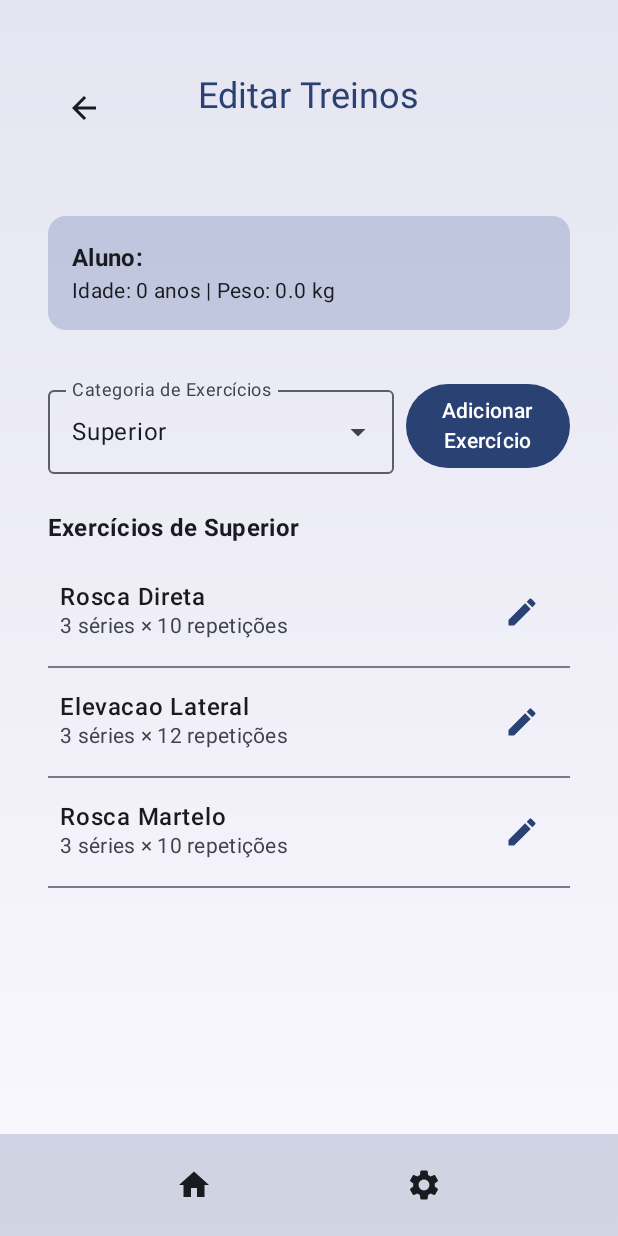
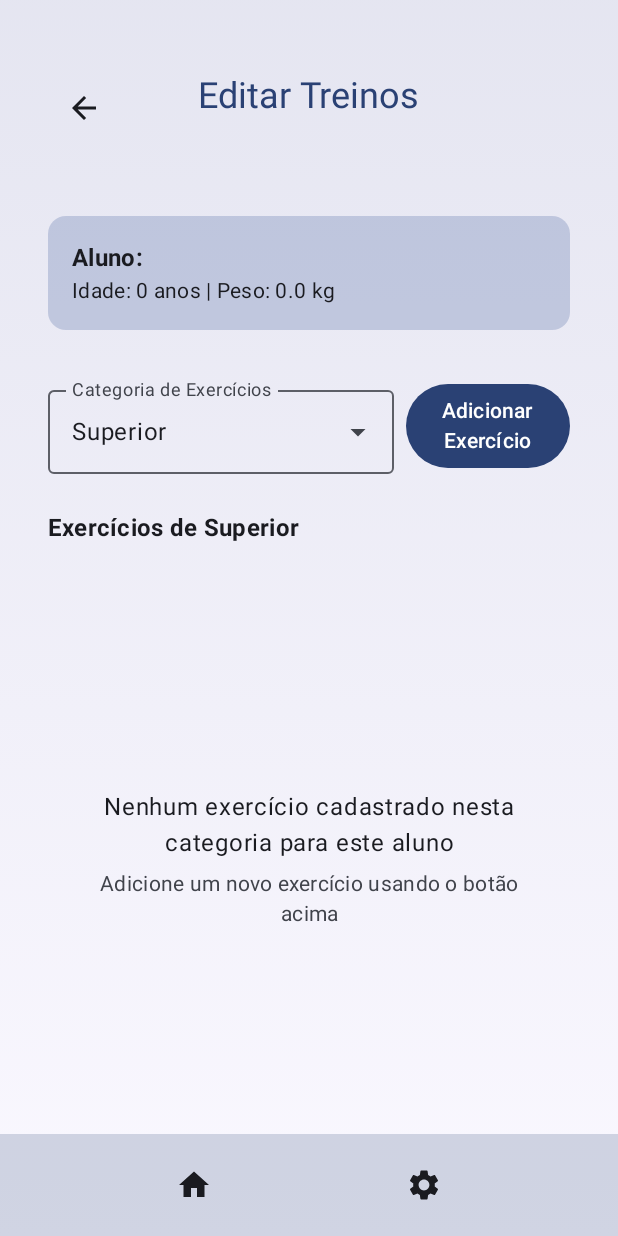
Before and after one commit to Eduardo-Lima-Dev/PowerFit, an Android app built with Jetpack Compose: the composable EditWorkoutsScreen called with empty values, on a phone screen of 412 x 824 dp. Run offline under Robolectric (Android 15) with nearby library versions, the phone set to English and light mode, and no system bars; our stand-ins replace Firebase (no records; nobody signed in at launch, a user with empty details on screens opened directly); 1 statement that could not run was skipped.

Commit message:
fix: alterado studentId de Int para String e atualizado o carregamento de exercícios para Firebase

```diff
--- a/app/src/main/java/com/example/powerfit/MainActivity.kt
+++ b/app/src/main/java/com/example/powerfit/MainActivity.kt
@@ -122,7 +122,7 @@ fun SetupNavHost(sharedViewModel: ExerciseViewModel, userSessionViewModel: UserS
             )
         }
         composable("editWorkouts/{studentId}") { backStackEntry ->
-            val studentId = backStackEntry.arguments?.getString("studentId")?.toIntOrNull() ?: 0
+            val studentId = backStackEntry.arguments?.getString("studentId") ?: ""
             EditWorkoutsScreen(
                 navController = navController,
                 studentId = studentId,
--- a/app/src/main/java/com/example/powerfit/controller/ExerciseController.kt
+++ b/app/src/main/java/com/example/powerfit/controller/ExerciseController.kt
@@ -3,88 +3,112 @@ package com.example.powerfit.controller
 import androidx.navigation.NavController
 import com.example.powerfit.model.Exercise
 import com.example.powerfit.model.ExerciseSet
+import com.google.firebase.firestore.FirebaseFirestore
+import kotlinx.coroutines.tasks.await
+import kotlinx.coroutines.flow.MutableStateFlow
+import kotlinx.coroutines.flow.asStateFlow
 
 class ExerciseController(private val navController: NavController) {
-    private val allExercises = listOf(
-        "Superior" to listOf(
-            Exercise(
-                id = "1",
-                name = "Rosca Direta",
-                category = "Superior",
-                videoUrl = "Q8TqfD8E7BU",
-                sets = listOf(ExerciseSet(sets = 3, reps = 10)),
-                description = "Rosca Direta é um exercício que trabalha os músculos do bíceps..."
-            ),
-            Exercise(
-                id = "2",
-                name = "Elevacao Lateral",
-                videoUrl = "video_id_2",
-                category = "Superior",
-                sets = listOf(ExerciseSet(sets = 3, reps = 12)),
-                description = "Elevação Lateral é um exercício que trabalha os músculos dos ombros..."
-            ),
-            Exercise(
-                id = "3",
-                name = "Rosca Martelo",
-                category = "Superior",
-                videoUrl = "video_id_3",
-                sets = listOf(ExerciseSet(sets = 3, reps = 10)),
-                description = "Rosca Martelo é um exercício de musculação que foca no bíceps e antebraço..."
-            )
-        ),
-        "Costas" to listOf(
-            Exercise(
-                id = "4",
-                name = "Remada Curva",
-                category = "Costas",
-                videoUrl = "video_id_4",
-                sets = listOf(ExerciseSet(sets = 3, reps = 10)),
-                description = "Remada Curva é um exercício que trabalha os músculos das costas..."
-            ),
-            Exercise(
-                id = "5",
-                name = "Flexao de Ombro",
-                category = "Costas",
-                videoUrl = "video_id_5",
-                sets = listOf(ExerciseSet(sets = 3, reps = 15)),
-                description = "Flexão de Ombro é um exercício que trabalha os músculos do ombro e parte superior das costas..."
-            )
-        ),
-        "Peito" to listOf(
-            Exercise(
-                id = "6",
-                name = "Supino Reto",
-                category = "Peito",
-                videoUrl = "video_id_6",
-                sets = listOf(ExerciseSet(sets = 3, reps = 10)),
-                description = "Supino Reto é um exercício de musculação que foca no peitoral..."
-            ),
-            Exercise(
-                id = "7",
-                name = "Supino Inclinado",
-                category = "Peito",
-                videoUrl = "video_id_7",
-                sets = listOf(ExerciseSet(sets = 3, reps = 12)),
-                description = "Supino Inclinado é um exercício de musculação que foca no peitoral superior..."
-            )
-        ),
-        "Inferior" to listOf(
-            Exercise(
-                id = "8",
-                name = "Agachamento",
-                category = "Inferior",
-                videoUrl = "video_id_8",
-                sets = listOf(ExerciseSet(sets = 3, reps = 12)),
-                description = "Agachamento é um exercício que trabalha principalmente os músculos das pernas..."
-            ),
-        ),
-    )
-    private val exerciseMap = allExercises.flatMap { it.second }.associateBy { it.id }
+    private val db = FirebaseFirestore.getInstance()
+    private val exercisesCollection = db.collection("exercises")
 
-    fun getExerciseById(id: String): Exercise? {
-        return exerciseMap[id]
+    // StateFlow para armazenar exercícios carregados
+    private val _exercises = MutableStateFlow<List<Exercise>>(emptyList())
+    val exercises = _exercises.asStateFlow()
+
+    // Carrega todos os exercícios do aluno específico
+    suspend fun loadExercises(studentId: String) {
+        try {
+            val snapshot = exercisesCollection
+                .whereEqualTo("studentId", studentId)
+                .get()
+                .await()
+
+            val exerciseList = snapshot.documents.mapNotNull {
+                it.toObject(Exercise::class.java)
+            }
+
+            _exercises.value = exerciseList
+        } catch (e: Exception) {
+            // Tratar erro - poderia registrar um log ou notificar o usuário
+        }
     }
 
-    fun getExercisesByCategory(category: String) = allExercises.flatMap { it.second }.filter { it.category == category }
+    // Obtém exercícios por categoria e ID do estudante
+    fun getExercisesByCategory(category: String): List<Exercise> {
+        return _exercises.value.filter { it.category == category }
+    }
 
+    // Obtém exercícios por categoria e studentId diretamente do Firebase
+    fun getExercisesByCategoryFromFirebase(category: String, studentId: String, callback: (List<Exercise>) -> Unit) {
+        exercisesCollection
+            .whereEqualTo("category", category)
+            .whereEqualTo("studentId", studentId)
+            .get()
+            .addOnSuccessListener { documents ->
+                val exercises = documents.mapNotNull { it.toObject(Exercise::class.java) }
+                callback(exercises)
+            }
+            .addOnFailureListener { _ ->
+                callback(emptyList())
+            }
+    }
+
+    // Obtém um exercício pelo ID
+    fun getExerciseById(id: String): Exercise? {
+        return _exercises.value.find { it.id == id }
+    }
+
+    // Adiciona um novo exercício
+    suspend fun addExercise(exercise: Exercise): Boolean {
+        return try {
+            val documentRef = exercisesCollection.document()
+            val exerciseWithId = exercise.copy(id = documentRef.id)
+            documentRef.set(exerciseWithId).await()
+
+            // Atualiza o estado local
+            val currentExercises = _exercises.value.toMutableList()
+            currentExercises.add(exerciseWithId)
+            _exercises.value = currentExercises
+
+            true
+        } catch (e: Exception) {
+            false
+        }
+    }
+
+    // Atualiza um exercício existente
+    suspend fun updateExercise(exercise: Exercise): Boolean {
+        return try {
+            exercisesCollection.document(exercise.id).set(exercise).await()
+
+            // Atualiza o estado local
+            val currentExercises = _exercises.value.toMutableList()
+            val index = currentExercises.indexOfFirst { it.id == exercise.id }
+            if (index >= 0) {
+                currentExercises[index] = exercise
+                _exercises.value = currentExercises
+            }
+
+            true
+        } catch (e: Exception) {
+            false
+        }
+    }
+
+    // Remove um exercício
+    suspend fun deleteExercise(exerciseId: String): Boolean {
+        return try {
+            exercisesCollection.document(exerciseId).delete().await()
+
+            // Atualiza o estado local
+            val currentExercises = _exercises.value.toMutableList()
+            currentExercises.removeAll { it.id == exerciseId }
+            _exercises.value = currentExercises
+
+            true
+        } catch (e: Exception) {
+            false
+        }
+    }
 }
--- a/app/src/main/java/com/example/powerfit/view/Teacher/EditWorkoutScreen.kt
+++ b/app/src/main/java/com/example/powerfit/view/Teacher/EditWorkoutScreen.kt
@@ -14,6 +14,7 @@ import androidx.compose.ui.Alignment
 import androidx.compose.ui.Modifier
 import androidx.compose.ui.graphics.Brush
 import androidx.compose.ui.text.font.FontWeight
+import androidx.compose.ui.text.style.TextAlign
 import androidx.compose.ui.unit.dp
 import androidx.lifecycle.viewmodel.compose.viewModel
 import androidx.navigation.NavController
@@ -26,13 +27,13 @@ import com.example.powerfit.model.UserSessionViewModel
 
 @OptIn(ExperimentalMaterial3Api::class)
 @Composable
-fun EditWorkoutsScreen(navController: NavController, studentId: Int, userViewModel: UserSessionViewModel) {
+fun EditWorkoutsScreen(navController: NavController, studentId: String, userViewModel: UserSessionViewModel) {
     val user by userViewModel.user
 
     val studentViewModel: StudentViewModel = viewModel()
     val student by remember {
         derivedStateOf {
-            studentViewModel.vinculatedStudents.value.find { it.id == studentId.toString() } ?: Student(
+            studentViewModel.vinculatedStudents.value.find { it.id == studentId } ?: Student(
                 id = "0",
                 name = "",
                 age = 0,
@@ -48,8 +49,10 @@ fun EditWorkoutsScreen(navController: NavController, studentId: Int, userViewMod
     var selectedCategory by remember { mutableStateOf(categories.first()) }
     var expanded by remember { mutableStateOf(false) }
 
-    val exercisesInCategory = remember(selectedCategory) {
-        exerciseController.getExercisesByCategory(selectedCategory)
+    val exercisesInCategory by produceState(initialValue = emptyList<Exercise>(), selectedCategory, studentId) {
+        exerciseController.getExercisesByCategoryFromFirebase(selectedCategory, studentId) { exercises ->
+            value = exercises
+        }
     }
 
     Box(
@@ -187,11 +190,37 @@ fun EditWorkoutsScreen(navController: NavController, studentId: Int, userViewMod
 
             Spacer(modifier = Modifier.height(8.dp))
 
-            LazyColumn(
+            // Box para mostrar exercícios ou mensagem quando não há exercícios
+            Box(
                 modifier = Modifier
                     .fillMaxWidth()
                     .weight(1f)
             ) {
+                if (exercisesInCategory.isEmpty()) {
+                    Column(
+                        modifier = Modifier
+                            .fillMaxSize()
+                            .padding(16.dp),
+                        horizontalAlignment = Alignment.CenterHorizontally,
+                        verticalArrangement = Arrangement.Center
+                    ) {
+                        Text(
+                            text = "Nenhum exercício cadastrado nesta categoria para este aluno",
+                            style = MaterialTheme.typography.bodyLarge,
+                            textAlign = TextAlign.Center
+                        )
+
+                        Spacer(modifier = Modifier.height(8.dp))
+
+                        Text(
+                            text = "Adicione um novo exercício usando o botão acima",
+                            style = MaterialTheme.typography.bodyMedium,
+                            color = MaterialTheme.colorScheme.onSurfaceVariant,
+                            textAlign = TextAlign.Center
+                        )
+                    }
+                } else {
+                    LazyColumn(modifier = Modifier.fillMaxSize()) {
                         items(exercisesInCategory) { exercise ->
                             ExerciseItem(
                                 exercise = exercise,
@@ -201,6 +230,8 @@ fun EditWorkoutsScreen(navController: NavController, studentId: Int, userViewMod
                                 }
                             )
                             Divider()
+                        }
+                    }
                 }
             }
         }
```
Lines whose indentation alone changed are shown as unchanged.
